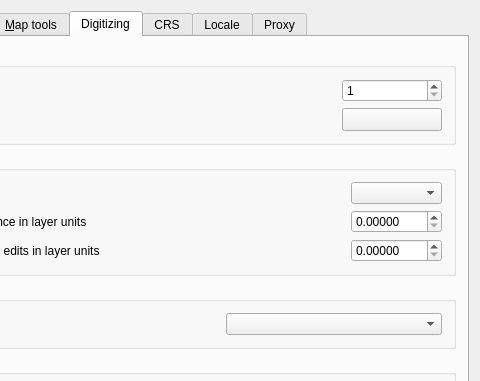
This is qgis/src/ui/qgsoptionsbase.ui in sourcepole/qgis as Qt 5 draws it before an edit; both pictures show x 165 to 645 and y 0 to 381 of the 645 by 514 pixel window. The edited form follows.
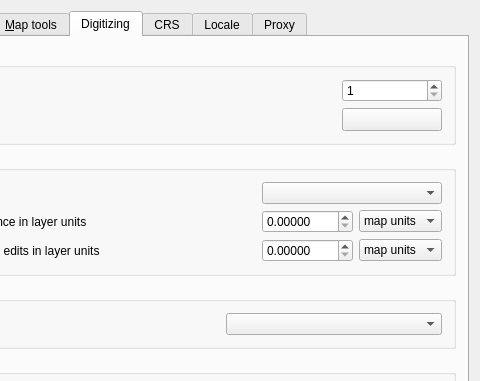
This is the edited form. The open tabs and pages were chosen to show the change. Icons and pictures are not drawn. Custom widgets are drawn as their Qt base class.

Commit message: Added possibility to express tolerances for digitising also in pixels in addition to map units. Patch contributed by Richard Kostecky.

Diff of the .ui file:
```diff
--- a/qgis/src/ui/qgsoptionsbase.ui
+++ b/qgis/src/ui/qgsoptionsbase.ui
@@ -659,7 +659,7 @@
             </property>
            </spacer>
           </item>
-          <item row="0" column="4" >
+          <item row="0" column="4" colspan="2" >
            <widget class="QComboBox" name="mDefaultSnapModeComboBox" >
             <property name="sizePolicy" >
              <sizepolicy vsizetype="Fixed" hsizetype="Expanding" >
@@ -729,6 +729,40 @@
             </property>
            </widget>
           </item>
+          <item row="1" column="5" >
+           <widget class="QComboBox" name="mDefaultSnappingToleranceComboBox" >
+            <property name="sizePolicy" >
+             <sizepolicy vsizetype="Fixed" hsizetype="Expanding" >
+              <horstretch>0</horstretch>
+              <verstretch>0</verstretch>
+             </sizepolicy>
+            </property>
+            <item>
+             <property name="text" >
+              <string>map units</string>
+             </property>
+            </item>
+            <item>
+             <property name="text" >
+              <string>pixels</string>
+             </property>
+            </item>
+           </widget>
+          </item>
+          <item row="2" column="5" >
+           <widget class="QComboBox" name="mSearchRadiusVertexEditComboBox" >
+            <item>
+             <property name="text" >
+              <string>map units</string>
+             </property>
+            </item>
+            <item>
+             <property name="text" >
+              <string>pixels</string>
+             </property>
+            </item>
+           </widget>
+          </item>
          </layout>
         </widget>
        </item>
```
The commit also changes 15 other files.
